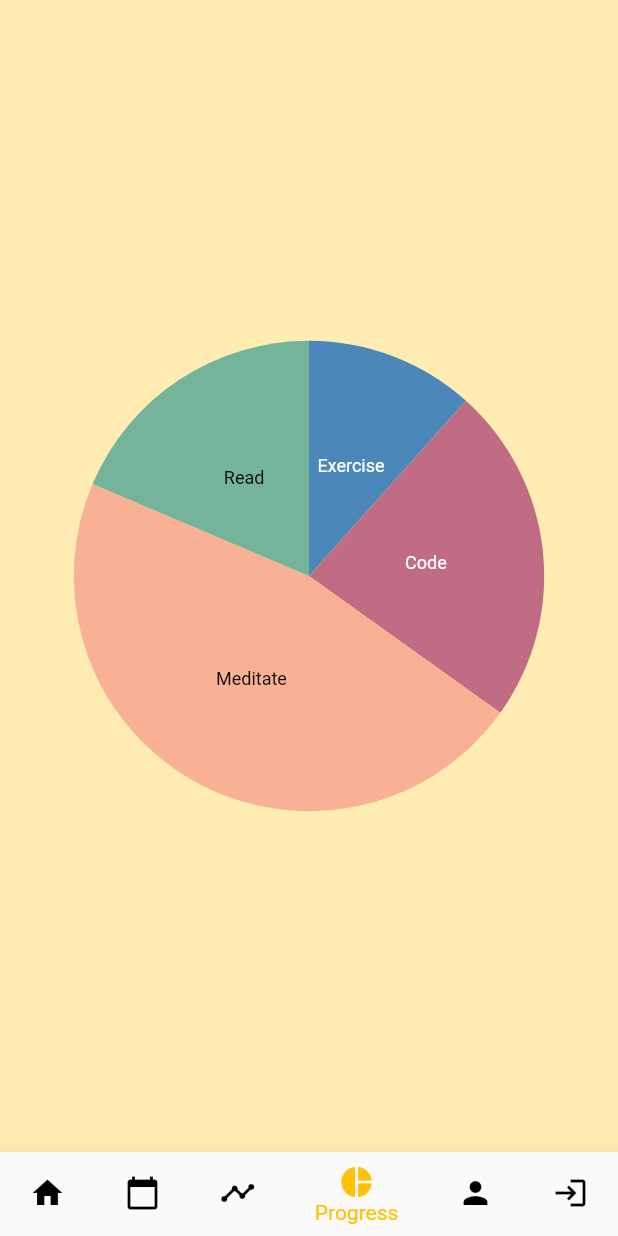
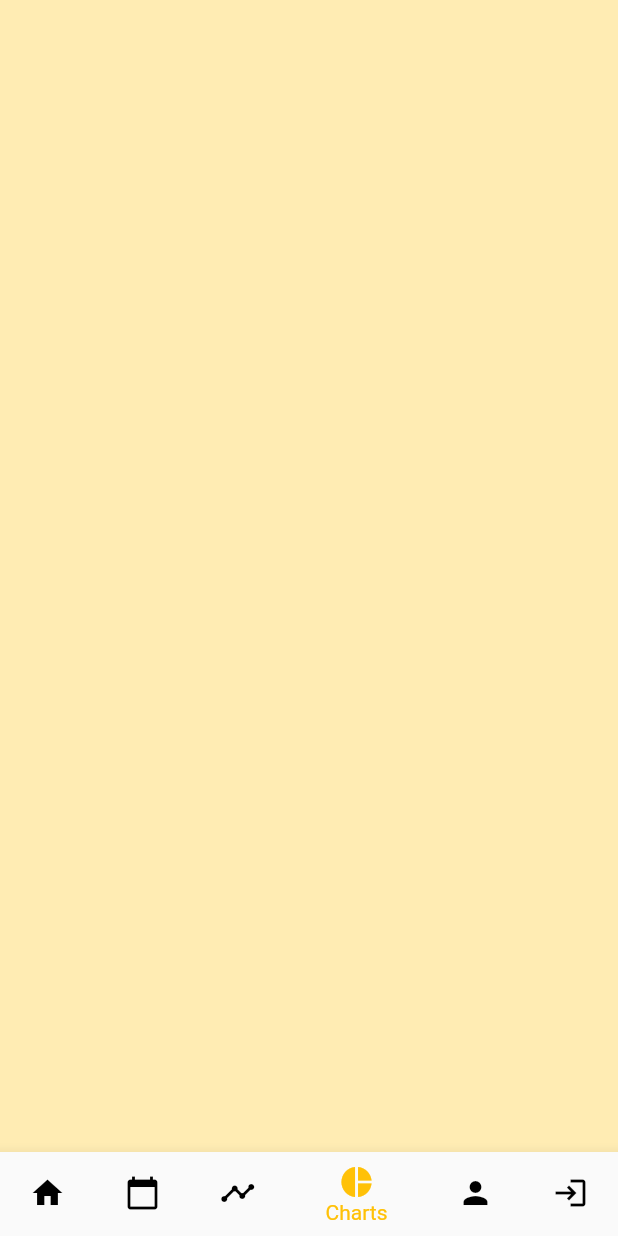
Before and after one commit to trangtran321/HabitTracker, a Flutter app: the screen it shows after launch, item 4 of the bottom bar chosen, on a phone screen of 412 x 824 dp. Run offline on Flutter 3.47's test engine with Material 2 defaults, Android fonts, the phone set to English and light mode, and no system bars; our stand-ins replace fl_chart, sqflite, syncfusion_flutter_calendar, syncfusion_flutter_charts; accounts and stored records are empty.

```diff
--- a/lib/main.dart
+++ b/lib/main.dart
@@ -1,8 +1,7 @@
 import 'package:flutter/material.dart';
-import 'package:habit_tracker/pages/habit/habit_list.dart';
 import 'pages/home_page.dart';
 import 'pages/calendar/calendar_page.dart';
-import 'pages/habit/habits_page.dart';
+import 'pages/habit/progress_page.dart';
 import 'pages/profile_page.dart';
 import 'pages/registration/registration_page.dart';
 import 'services.dart/chartsBuilder.dart';
@@ -16,7 +15,7 @@ final routes = {
   '/home': (BuildContext context) => const HomePage(),
   '/login': (BuildContext context) => const LoginPage(),
   '/register': (BuildContext context) => RegisterPage(),
-  '/habits': (BuildContext context) => HabitsPage(),
+  '/progress': (BuildContext context) => ProgressPage(),
 };
 
 class MyApp extends StatelessWidget {
@@ -48,9 +47,8 @@ class NavigationScreen extends StatefulWidget {
 
 List<Widget> screens = [
   const HomePage(),
-  //HabitList(),
   const CalendarPage(),
-  HabitsPage(),
+  ProgressPage(),
   chartBuilder(),
   const ProfilePage(),
   const LoginPage(),
@@ -78,9 +76,9 @@ class _NavigationScreenState extends State<NavigationScreen> {
           BottomNavigationBarItem(icon: Icon(Icons.home), label: "Home"),
           BottomNavigationBarItem(
               icon: Icon(Icons.calendar_today), label: "Calendar"),
-          BottomNavigationBarItem(icon: Icon(Icons.timeline), label: "Streaks"),
           BottomNavigationBarItem(
-              icon: Icon(Icons.pie_chart), label: "Progress"),
+              icon: Icon(Icons.timeline), label: "Progress"),
+          BottomNavigationBarItem(icon: Icon(Icons.pie_chart), label: "Charts"),
           BottomNavigationBarItem(icon: Icon(Icons.person), label: "Profile"),
           BottomNavigationBarItem(icon: Icon(Icons.login), label: "Login"),
         ],
--- a/lib/models/habit.dart
+++ b/lib/models/habit.dart
@@ -1,6 +1,6 @@
 class Habit {
   String _habit = "";
-  bool _doneToday = false;
+  int _doneToday = 0;
   int _completed = 0;
   int _streakCount = 0;
   int _milestones = 0;
@@ -18,7 +18,7 @@ class Habit {
   }
 
   String get habit => _habit;
-  bool get doneToday => _doneToday;
+  int get doneToday => _doneToday;
   int get streakCount => _streakCount;
   int get completed => _completed;
   int get milestones => _milestones;
--- a/lib/pages/navigation_bar.dart
+++ b/lib/pages/navigation_bar.dart
@@ -5,7 +5,7 @@ import 'package:habit_tracker/pages/profile_page.dart';
 
 import '../services.dart/chartsBuilder.dart';
 import 'calendar/calendar_page.dart';
-import 'habit/habits_page.dart';
+import 'habit/progress_page.dart';
 import 'home_page.dart';
 import 'login/login_page.dart';
 
@@ -19,7 +19,7 @@ class NavigationScreen extends StatefulWidget {
 List<Widget> screens = [
   const HomePage(),
   const CalendarPage(),
-  HabitsPage(),
+  ProgressPage(),
   //chartBuilder(),
   const ProfilePage(),
   const LoginPage(),
--- a/lib/services.dart/chartsBuilder.dart
+++ b/lib/services.dart/chartsBuilder.dart
@@ -1,18 +1,17 @@
 import 'package:fl_chart/fl_chart.dart';
 import 'package:flutter/material.dart';
 import 'package:syncfusion_flutter_charts/charts.dart';
-import 'package:habit_tracker/services.dart/lists.dart';
 
 class chartBuilder extends StatelessWidget {
-  final habitsList = Habit.habitList();
+  //final habitsList = Habit.habitList();
   @override
   Widget build(BuildContext context) {
     final List<ChartData> chartData = [
-      for (Habit habit in habitsList)
-        ChartData(habit.habitText, habit.habitCount)
-      // ChartData('Habit 1', 5, Colors.green),
-      // ChartData('Habit 2', 20, Colors.amber),
-      // ChartData('Habit 3', 12, Colors.teal),
+      // for (Habit habit in habitsList)
+      //   ChartData(habit.habitText, habit.habitCount)
+      // // ChartData('Habit 1', 5, Colors.green),
+      // // ChartData('Habit 2', 20, Colors.amber),
+      // // ChartData('Habit 3', 12, Colors.teal),
     ];
     return Scaffold(
       backgroundColor: Colors.amber[100],
--- a/lib/services.dart/lists.dart
+++ /dev/null
@@ -1,27 +0,0 @@
-class Habit {
-  String? id;
-  String? habitText;
-  bool isDone;
-  double habitCount = 0;
-
-  Habit({
-    required this.id, // indexing for the list of habits using milliseconds
-    this.habitText, // the habit text
-    this.isDone = false, // keeps track of whether its been checked off or not
-    this.habitCount =
-        0, //  keeps track of how many times the habit has been checked off
-  });
-
-  static List<Habit> habitList() {
-    return [
-      ///Test list of habits
-      ///
-      Habit(id: '01', habitText: 'Exercise', habitCount: 5),
-      Habit(id: '02', habitText: 'Code', habitCount: 10),
-      Habit(id: '03', habitText: 'Buy Groceries', habitCount: 0),
-      Habit(id: '04', habitText: 'Meditate', habitCount: 20),
-      Habit(id: '05', habitText: 'Read', habitCount: 8),
-      Habit(id: '06', habitText: 'Laundry', habitCount: 0),
-    ];
-  }
-}
```
Also changed, not shown: lib/database/db_helper.dart (+14 -4 lines), lib/pages/habit/habit_list.dart (deleted, +0 -100 lines), lib/pages/habit/habit_tile.dart (+8 -61 lines), lib/pages/habit/progress_page.dart (renamed from lib/pages/habit/habits_page.dart, +3 -18 lines), lib/pages/home_page.dart (+27 -44 lines).
